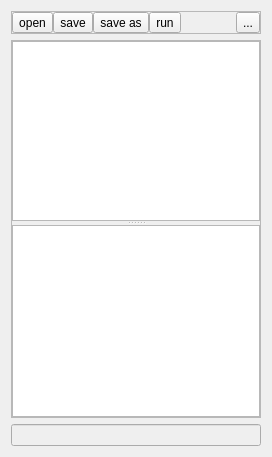
Before: the Qt Designer form trunk/qosmic/ui/scripteditwidget.ui in bitsed/qosmic, drawn with Qt 5.
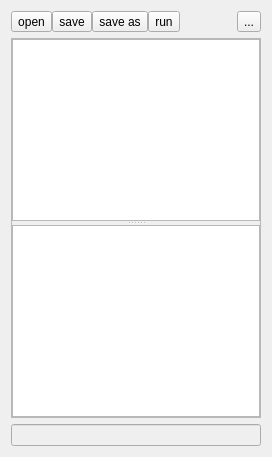
After: the same form once the commit is applied. Icons and pictures are not drawn. Custom widgets are drawn as their Qt base class.

Patch:
```diff
--- a/trunk/qosmic/ui/scripteditwidget.ui
+++ b/trunk/qosmic/ui/scripteditwidget.ui
@@ -91,12 +91,6 @@
        <verstretch>0</verstretch>
       </sizepolicy>
      </property>
-     <property name="frameShape">
-      <enum>QFrame::StyledPanel</enum>
-     </property>
-     <property name="frameShadow">
-      <enum>QFrame::Raised</enum>
-     </property>
      <layout class="QHBoxLayout" name="horizontalLayout">
       <property name="spacing">
        <number>0</number>
@@ -188,8 +182,8 @@
         </property>
         <property name="sizeHint" stdset="0">
          <size>
-          <width>40</width>
-          <height>20</height>
+          <width>1</width>
+          <height>2</height>
          </size>
         </property>
        </spacer>
```
